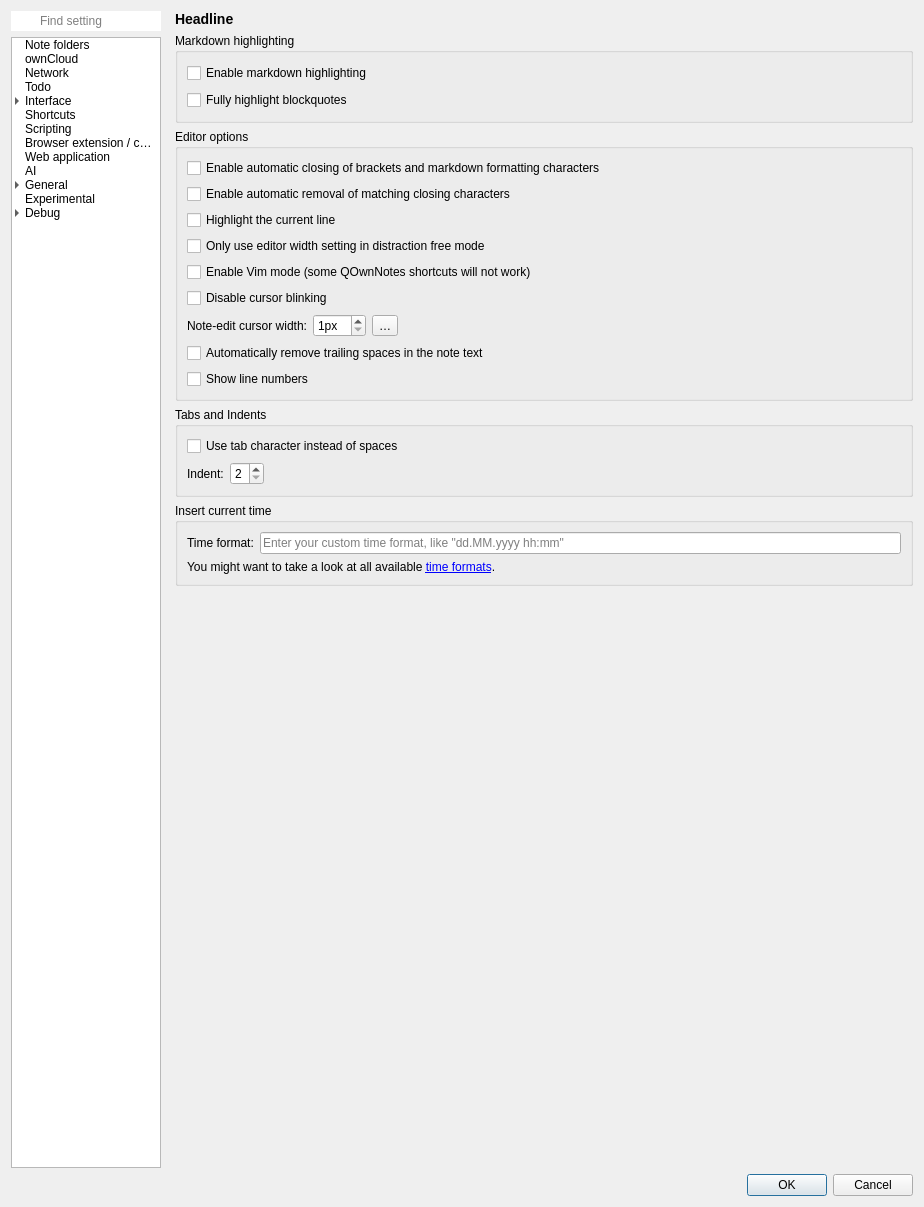
PhanHau06/QOwnNotes-Team, file src/dialogs/settingsdialog.ui: the form before one commit.
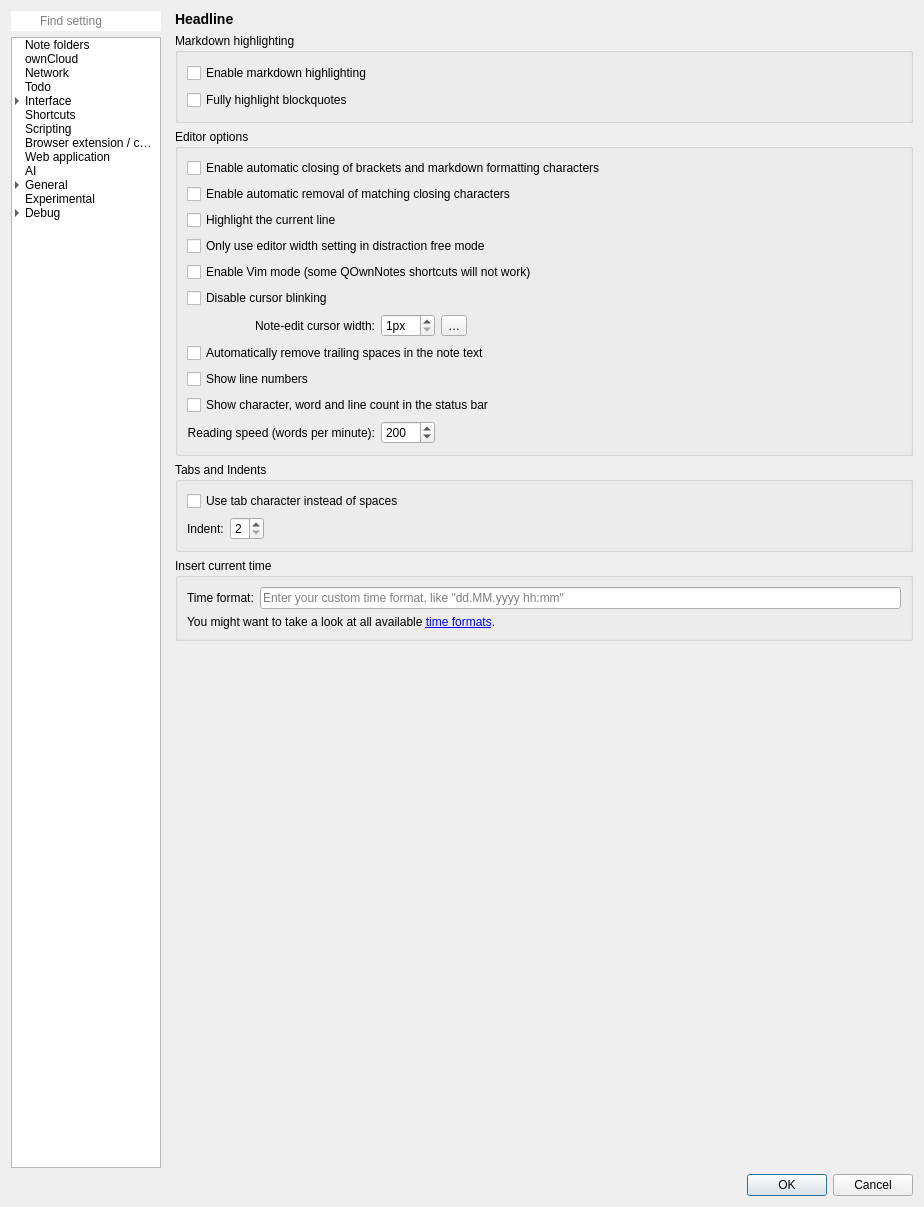
The form after the commit. The open tabs and pages were chosen to show the change. Icons and pictures are not drawn. Custom widgets are drawn as their Qt base class.

Commit message: feat: thêm thống kê số từ, ký tự và thời gian đọc trên status bar

```diff
--- a/src/dialogs/settingsdialog.ui
+++ b/src/dialogs/settingsdialog.ui
@@ -5464,6 +5464,39 @@
                   </property>
                  </widget>
                 </item>
+                <item row="10" column="0" colspan="4">
+                 <widget class="QCheckBox" name="showNoteTextStatsCheckBox">
+                  <property name="text">
+                   <string>Show character, word and line count in the status bar</string>
+                  </property>
+                 </widget>
+                </item>
+                <item row="11" column="0">
+                 <widget class="QLabel" name="readingWordsPerMinuteLabel">
+                  <property name="toolTip">
+                   <string>Used to estimate the reading time shown in the status bar</string>
+                  </property>
+                  <property name="text">
+                   <string>Reading speed (words per minute):</string>
+                  </property>
+                  <property name="alignment">
+                   <set>Qt::AlignmentFlag::AlignRight|Qt::AlignmentFlag::AlignTrailing|Qt::AlignmentFlag::AlignVCenter</set>
+                  </property>
+                 </widget>
+                </item>
+                <item row="11" column="1">
+                 <widget class="QSpinBox" name="readingWordsPerMinuteSpinBox">
+                  <property name="minimum">
+                   <number>50</number>
+                  </property>
+                  <property name="maximum">
+                   <number>1000</number>
+                  </property>
+                  <property name="value">
+                   <number>200</number>
+                  </property>
+                 </widget>
+                </item>
                 <item row="1" column="0" colspan="4">
                  <widget class="QCheckBox" name="autoBracketRemovalCheckBox">
                   <property name="toolTip">
```
The commit also changes 3 other files.
